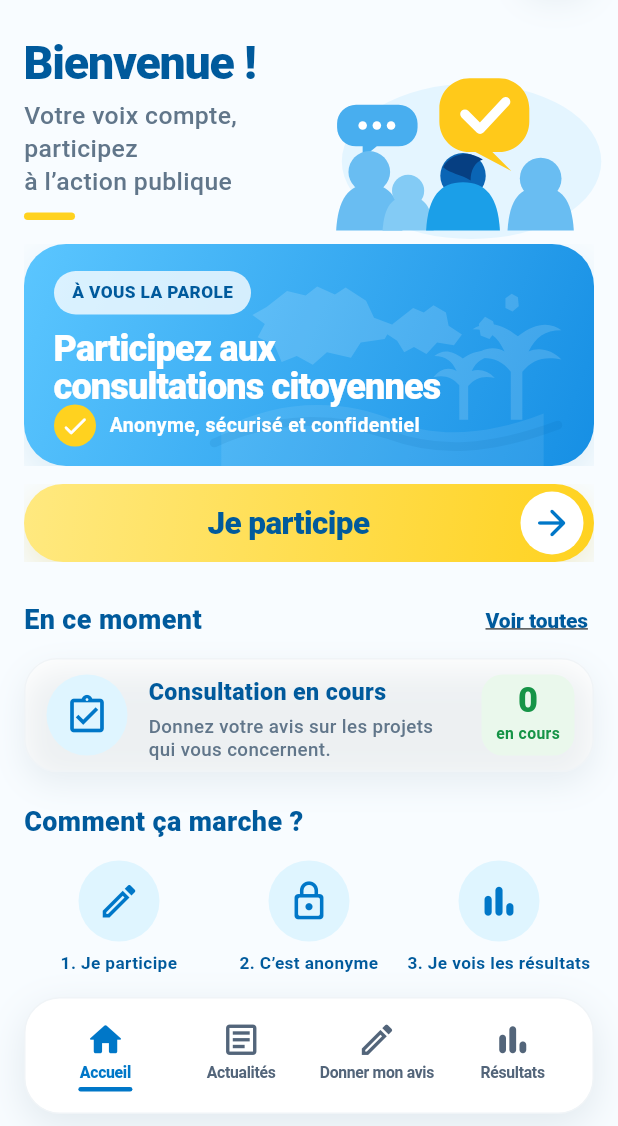
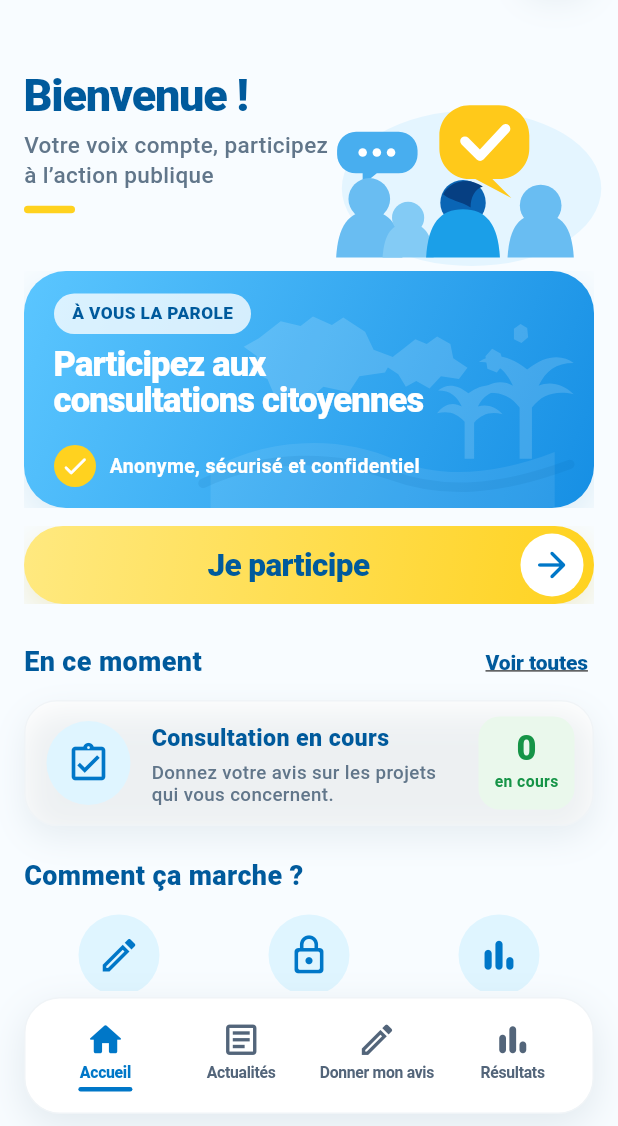
Before and after one commit to stef25fwi/citoyen-peyi, a Flutter app: the CitizenHomePage screen opened by its route, on a phone screen of 412 x 824 dp, the part 110-1236 px from its top. Run offline on Flutter 3.47's test engine with Material 3 defaults, Android fonts, the phone set to English and light mode, and no system bars; our stand-ins replace cloud_firestore, firebase_auth, firebase_core, firebase_messaging, fl_chart, flutter_svg and 3 more; missing offline and left inert: dart:html, firebase_app_check; accounts and stored records are empty.

Commit message:
fix: supprime les débordements de l’accueil citoyen

```diff
--- a/flutter_app/lib/pages/citizen/citizen_home_page.dart
+++ b/flutter_app/lib/pages/citizen/citizen_home_page.dart
@@ -384,7 +384,7 @@ class _WelcomeSection extends StatelessWidget {
 
   @override
   Widget build(BuildContext context) {
-    final height = compact ? (narrow ? 132.0 : 148.0) : 190.0;
+    final height = compact ? (narrow ? 154.0 : 166.0) : 190.0;
     final illustrationWidth = compact ? (narrow ? 162.0 : 202.0) : 270.0;
 
     return SizedBox(
@@ -407,7 +407,7 @@ class _WelcomeSection extends StatelessWidget {
               alignment: Alignment.centerLeft,
               child: ConstrainedBox(
                 constraints: BoxConstraints(
-                  maxWidth: compact ? (narrow ? 190 : 220) : 360,
+                  maxWidth: compact ? (narrow ? 190 : 248) : 360,
                 ),
                 child: Column(
                   mainAxisSize: MainAxisSize.min,
@@ -417,7 +417,7 @@ class _WelcomeSection extends StatelessWidget {
                       'Bienvenue !',
                       style: TextStyle(
                         color: CitizenDesignTokens.deepBlue,
-                        fontSize: compact ? (narrow ? 27 : 31) : 42,
+                        fontSize: compact ? (narrow ? 26 : 30) : 42,
                         height: 1,
                         fontWeight: FontWeight.w900,
                         letterSpacing: -0.8,
@@ -428,7 +428,7 @@ class _WelcomeSection extends StatelessWidget {
                       'Votre voix compte, participez\nà l’action publique',
                       style: TextStyle(
                         color: CitizenDesignTokens.textMuted,
-                        fontSize: compact ? (narrow ? 14.5 : 16.5) : 21,
+                        fontSize: compact ? (narrow ? 13.5 : 15) : 21,
                         height: 1.35,
                         fontWeight: FontWeight.w500,
                       ),
@@ -470,7 +470,7 @@ class _ParticipationHero extends StatelessWidget {
         borderRadius: BorderRadius.circular(compact ? 28 : 34),
         onTap: onPressed,
         child: Ink(
-          height: compact ? 148 : 210,
+          height: compact ? 158 : 210,
           decoration: BoxDecoration(
             gradient: const LinearGradient(
               begin: Alignment.topLeft,
@@ -504,9 +504,9 @@ class _ParticipationHero extends StatelessWidget {
               Padding(
                 padding: EdgeInsets.fromLTRB(
                   compact ? 20 : 30,
-                  compact ? 18 : 26,
+                  compact ? 15 : 26,
                   compact ? 18 : 28,
-                  compact ? 16 : 24,
+                  compact ? 14 : 24,
                 ),
                 child: Column(
                   crossAxisAlignment: CrossAxisAlignment.start,
@@ -514,7 +514,7 @@ class _ParticipationHero extends StatelessWidget {
                     Container(
                       padding: EdgeInsets.symmetric(
                         horizontal: compact ? 12 : 16,
-                        vertical: compact ? 6 : 8,
+                        vertical: compact ? 5 : 8,
                       ),
                       decoration: BoxDecoration(
                         color: Colors.white.withValues(alpha: 0.78),
@@ -529,13 +529,13 @@ class _ParticipationHero extends StatelessWidget {
                         ),
                       ),
                     ),
-                    SizedBox(height: compact ? 10 : 15),
+                    SizedBox(height: compact ? 8 : 15),
                     Text(
                       'Participez aux\nconsultations citoyennes',
                       maxLines: 2,
                       style: TextStyle(
                         color: Colors.white,
-                        fontSize: compact ? 24 : 34,
+                        fontSize: compact ? 23 : 34,
                         height: 1.05,
                         fontWeight: FontWeight.w800,
                         letterSpacing: -0.55,
@@ -696,7 +696,7 @@ class _CurrentConsultations extends StatelessWidget {
             borderRadius: BorderRadius.circular(22),
             onTap: onPressed,
             child: Container(
-              height: 76,
+              height: 84,
               padding: const EdgeInsets.fromLTRB(14, 10, 12, 10),
               decoration: BoxDecoration(
                 borderRadius: BorderRadius.circular(22),
@@ -712,8 +712,8 @@ class _CurrentConsultations extends StatelessWidget {
               child: Row(
                 children: [
                   Container(
-                    width: 54,
-                    height: 54,
+                    width: 56,
+                    height: 56,
                     decoration: const BoxDecoration(
                       color: CitizenDesignTokens.skyBlue,
                       shape: BoxShape.circle,
@@ -757,8 +757,8 @@ class _CurrentConsultations extends StatelessWidget {
                   ),
                   const SizedBox(width: 8),
                   Container(
-                    width: 62,
-                    height: 58,
+                    width: 64,
+                    height: 64,
                     decoration: BoxDecoration(
                       color: const Color(0xFFEAF8EC),
                       borderRadius: BorderRadius.circular(14),
```
